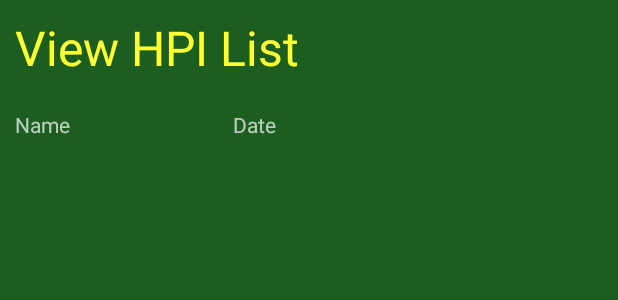
After one commit to Creamery/GeeBeeView, an Android app: the layout activity_view_hpi_list.xml on its own in the app's theme, with its tools: preview values and no code run, on a phone screen of 412 x 824 dp. The commit adds this screen. Shown: the top 300 px of the screen. Run offline under Robolectric (Android 15) with nearby library versions, the phone set to English and light mode, and no system bars; network calls fail; Roboto replaces fonts that are not available here.

Commit message:
Added ViewHPI and fixed other related classes

```diff
--- a/app/src/main/AndroidManifest.xml
+++ b/app/src/main/AndroidManifest.xml
@@ -19,7 +19,9 @@
         <activity android:name=".layout.ViewDatasetListActivity" />
         <activity android:name=".layout.DataVisualizationActivity" />
         <activity android:name=".layout.ViewPatientListActivity" />
-        <activity android:name=".layout.ViewPatientActivity"></activity>
+        <activity android:name=".layout.ViewPatientActivity" />
+        <activity android:name=".layout.ViewHPIListActivity" />
+        <activity android:name=".layout.ViewHPIActivity"></activity>
     </application>
 
 </manifest>
--- /dev/null
+++ b/app/src/main/res/layout/activity_view_hpi_list.xml
@@ -0,0 +1,44 @@
+<?xml version="1.0" encoding="utf-8"?>
+<LinearLayout xmlns:android="http://schemas.android.com/apk/res/android"
+    xmlns:tools="http://schemas.android.com/tools"
+    android:layout_width="match_parent"
+    android:layout_height="match_parent"
+    style="@style/DefaultBackground"
+    android:orientation="vertical"
+    tools:context="seebee.geebeeview.layout.ViewHPIListActivity">
+    <TextView
+        android:layout_width="wrap_content"
+        android:layout_height="wrap_content"
+        style="@style/TitleText"
+        android:text="@string/view_HPI_list"/>
+    <LinearLayout
+        android:layout_width="match_parent"
+        android:layout_height="wrap_content"
+        android:orientation="horizontal"
+        android:weightSum="3"
+        android:padding="@dimen/context_padding">
+        <TextView
+            android:layout_width="wrap_content"
+            android:layout_height="wrap_content"
+            android:text="@string/name"
+            android:layout_weight="1"/>
+        <TextView
+            android:layout_width="wrap_content"
+            android:layout_height="wrap_content"
+            android:text="@string/date"
+            android:layout_weight="1"/>
+        <!--
+        <TextView
+            android:layout_width="wrap_content"
+            android:layout_height="wrap_content"
+            android:text="@string/case_impression"
+            android:layout_weight="1"/>
+            -->
+    </LinearLayout>
+    <android.support.v7.widget.RecyclerView
+        android:id="@+id/rv_hpi_list"
+        android:layout_width="match_parent"
+        android:layout_height="wrap_content">
+
+    </android.support.v7.widget.RecyclerView>
+</LinearLayout>
--- a/app/src/main/res/layout/activity_view_patient.xml
+++ b/app/src/main/res/layout/activity_view_patient.xml
@@ -1,8 +1,6 @@
 <?xml version="1.0" encoding="utf-8"?>
-<LinearLayout
-    style="@style/DefaultBackground"
+<LinearLayout style="@style/DefaultBackground"
     xmlns:android="http://schemas.android.com/apk/res/android"
-    xmlns:app="http://schemas.android.com/apk/res-auto"
     xmlns:tools="http://schemas.android.com/tools"
     android:layout_width="match_parent"
     android:layout_height="match_parent"
@@ -130,6 +128,7 @@
                 android:layout_height="wrap_content"
                 android:gravity="center_vertical">
                 <Button
+                    android:id="@+id/btn_view_hpi"
                     android:layout_width="match_parent"
                     android:layout_height="match_parent"
                     android:layout_weight="1"
--- a/app/src/main/res/values/strings.xml
+++ b/app/src/main/res/values/strings.xml
@@ -48,6 +48,10 @@
     <string name="view_hpi">VIEW HPI</string>
     <string name="view_prev_records">VIEW PREVIOUS RECORDS</string>
 
+    <string name="view_HPI_list">View HPI List</string>
+    <string name="case_impression">Case Impression</string>
+    <string name="default_hpi">No HPI Text</string>
+
     <string-array name="record_column_array">
         <item>BMI</item>
         <item>Visual Acuity Left</item>
@@ -75,4 +79,6 @@
         <item>Fine Motor (Non-Dominant Hand)</item>
         <item>Fine Motor (Hold)</item>
     </string-array>
+
+
 </resources>
--- a/app/src/main/res/values/styles.xml
+++ b/app/src/main/res/values/styles.xml
@@ -54,4 +54,9 @@
         <item name="android:padding">@dimen/context_padding</item>
         <item name="android:layout_margin">@dimen/context_margin</item>
     </style>
+
+    <style name="DefaultSpinner" parent="Base.Widget.AppCompat.Spinner">
+        <item name="android:textSize">@dimen/context_text_size</item>
+        <item name="android:textColor">@color/white</item>
+    </style>
 </resources>
```
Also changed, not shown: app/src/main/java/seebee/geebeeview/database/DatabaseAdapter.java (+24 -0 lines), app/src/main/java/seebee/geebeeview/layout/ViewHPIActivity.java (added, +110 -0 lines), app/src/main/java/seebee/geebeeview/layout/ViewHPIListActivity.java (added, +74 -0 lines), app/src/main/java/seebee/geebeeview/layout/ViewPatientActivity.java (+17 -6 lines), app/src/main/java/seebee/geebeeview/model/adapter/HPIListAdapter.java (added, +97 -0 lines), app/src/main/res/layout/activity_view_hpi.xml (added, +41 -0 lines), 1 other file.
